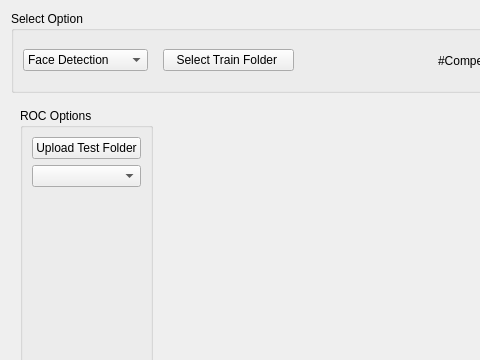
Before: the Qt Designer form pages/page11.ui in Romaisaa/CV-Toolbox, drawn with Qt 5; both pictures show x 0 to 480 and y 0 to 360 of the 907 by 510 pixel window.
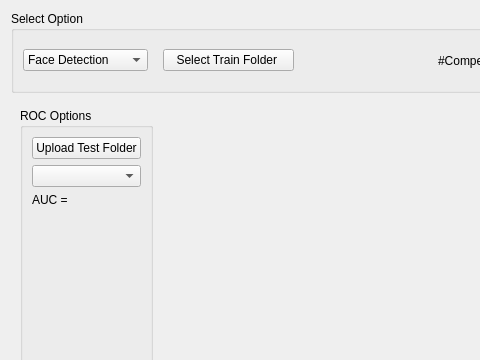
After: the same form once the commit is applied. Custom widgets are drawn as their Qt base class.

```diff
--- a/pages/page11.ui
+++ b/pages/page11.ui
@@ -85,6 +85,13 @@
           <item>
            <widget class="QComboBox" name="comboBox_2"/>
           </item>
+          <item>
+           <widget class="QLabel" name="aucLabel">
+            <property name="text">
+             <string>AUC = </string>
+            </property>
+           </widget>
+          </item>
           <item>
            <spacer name="verticalSpacer">
             <property name="orientation">
```
